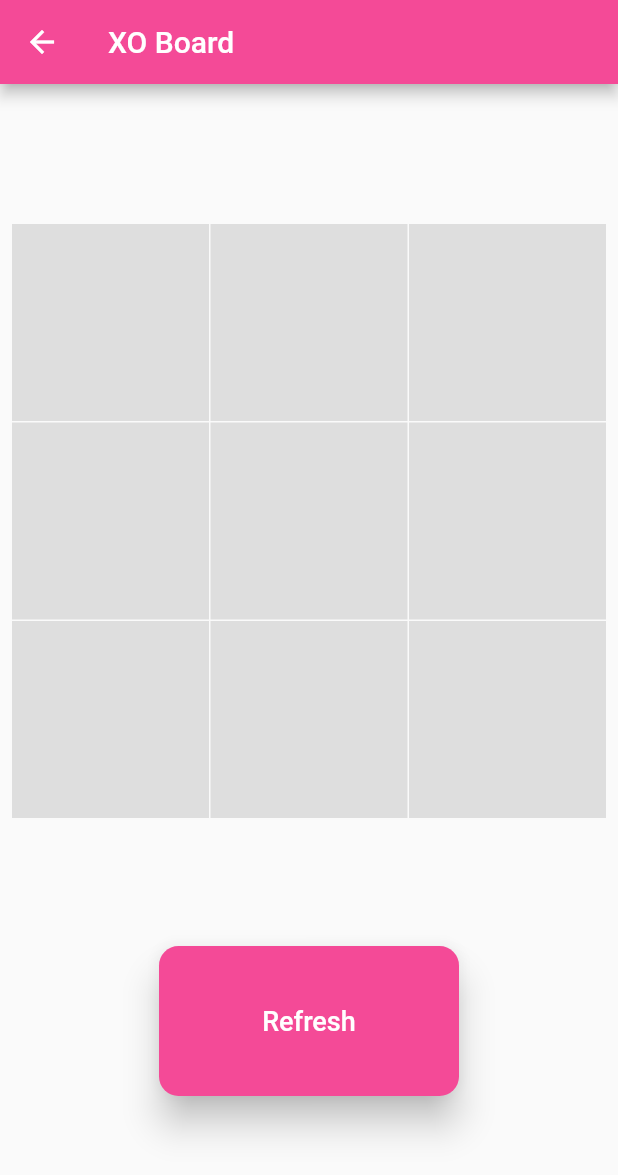
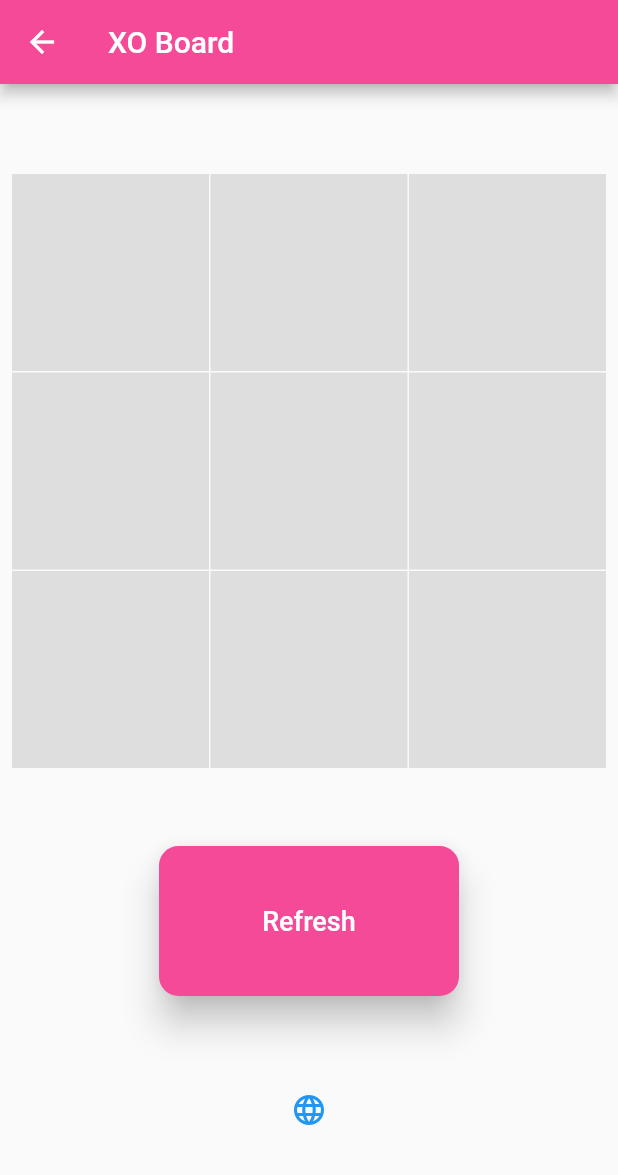
Before and after one commit to MaisamNeyaziYaseen/XOGame, a Flutter app: the XOBeachScreen screen opened directly, on a phone screen of 412 x 824 dp. Shown: the top 1175 px of the screen. Run offline on Flutter 3.47's test engine with Material 2 defaults, Android fonts, the phone set to English and light mode, and no system bars; our stand-ins replace easy_localization, flutter_riverpod, simple_animations.

Commit message:
maisam commit

```diff
--- a/lib/modules/xo_game/view/xo_beach_screen.dart
+++ b/lib/modules/xo_game/view/xo_beach_screen.dart
@@ -1,6 +1,8 @@
+import 'package:easy_localization/easy_localization.dart';
 import 'package:flutter/material.dart';
 import 'package:flutter_riverpod/flutter_riverpod.dart';
 import 'package:task4/modules/xo_game/controller/game_controller.dart';
+
 class XOBeachScreen extends ConsumerWidget {
   const XOBeachScreen({Key? key}) : super(key: key);
 
@@ -36,7 +38,8 @@ class XOBeachScreen extends ConsumerWidget {
                             builder: (context) => SimpleDialog(
                                   title: Text(ref
                                       .watch(gameProvider)
-                                      .gameResultStatus!),
+                                      .gameResultStatus!
+                                      .tr()),
                                 ));
                       }
                     },
@@ -47,11 +50,16 @@ class XOBeachScreen extends ConsumerWidget {
                       child: Center(
                         child: Text(
                           ref.watch(gameProvider).showSymbol(index),
-                          style: ref.watch(gameProvider).showSymbol(index) == 'X'
-                              ? const TextStyle(
-                              color: Color(0xffF44A97), fontSize: 32,fontWeight: FontWeight.bold)
-                              : const TextStyle(
-                              color: Colors.black, fontSize: 32,fontWeight: FontWeight.bold),
+                          style:
+                              ref.watch(gameProvider).showSymbol(index) == 'X'
+                                  ? const TextStyle(
+                                      color: Color(0xffF44A97),
+                                      fontSize: 32,
+                                      fontWeight: FontWeight.bold)
+                                  : const TextStyle(
+                                      color: Colors.black,
+                                      fontSize: 32,
+                                      fontWeight: FontWeight.bold),
                         ),
                       ),
                     ),
@@ -65,13 +73,26 @@ class XOBeachScreen extends ConsumerWidget {
                 style: ElevatedButton.styleFrom(
                     backgroundColor: const Color(0xffF44A97),
                     elevation: 10,
-                    shape:  RoundedRectangleBorder(borderRadius: BorderRadius.circular(13)),
+                    shape: RoundedRectangleBorder(
+                        borderRadius: BorderRadius.circular(13)),
                     fixedSize: const Size(200, 100)),
-                child: const Text(
-                  "Refresh",
+                child: Text(
+                  "Refresh".tr(),
                   style: TextStyle(fontSize: 18, color: Colors.white),
                 ),
-              )
+              ),
+              IconButton(
+                  onPressed: () {
+                    if (context.locale == const Locale('en')) {
+                      context.setLocale(const Locale('ar'));
+                    } else {
+                      context.setLocale(const Locale('en'));
+                    }
+                  },
+                  icon: const Icon(
+                    Icons.language,
+                    color: Colors.blue,
+                  )),
             ],
           ),
         ),
--- a/pubspec.yaml
+++ b/pubspec.yaml
@@ -39,6 +39,7 @@ dependencies:
   flutter_riverpod: ^2.3.6
   flutter_launcher_icons: ^0.13.1
   rename: ^2.1.1
+  easy_localization: ^3.0.2
 
 dev_dependencies:
   flutter_test:
@@ -70,6 +71,7 @@ flutter:
 
   assets:
     - assets/images/
+    - assets/translations/
 
   # An image asset can refer to one or more resolution-specific "variants", see
   # https://flutter.dev/assets-and-images/#resolution-aware
```
Also changed, not shown: assets/translations/ar.json (added, +10 -0 lines), assets/translations/en.json (added, +11 -0 lines), lib/main.dart (+23 -6 lines), lib/modules/xo_game/view/get_started.dart (+12 -9 lines), pubspec.lock.
